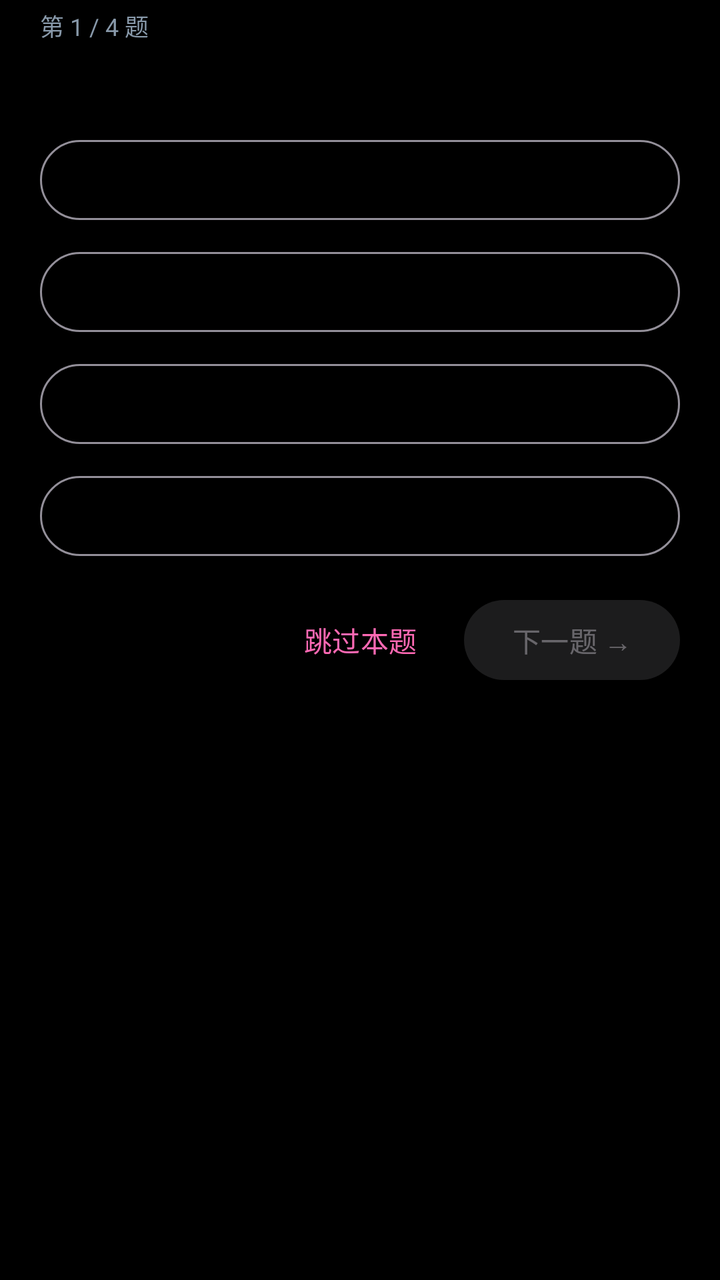
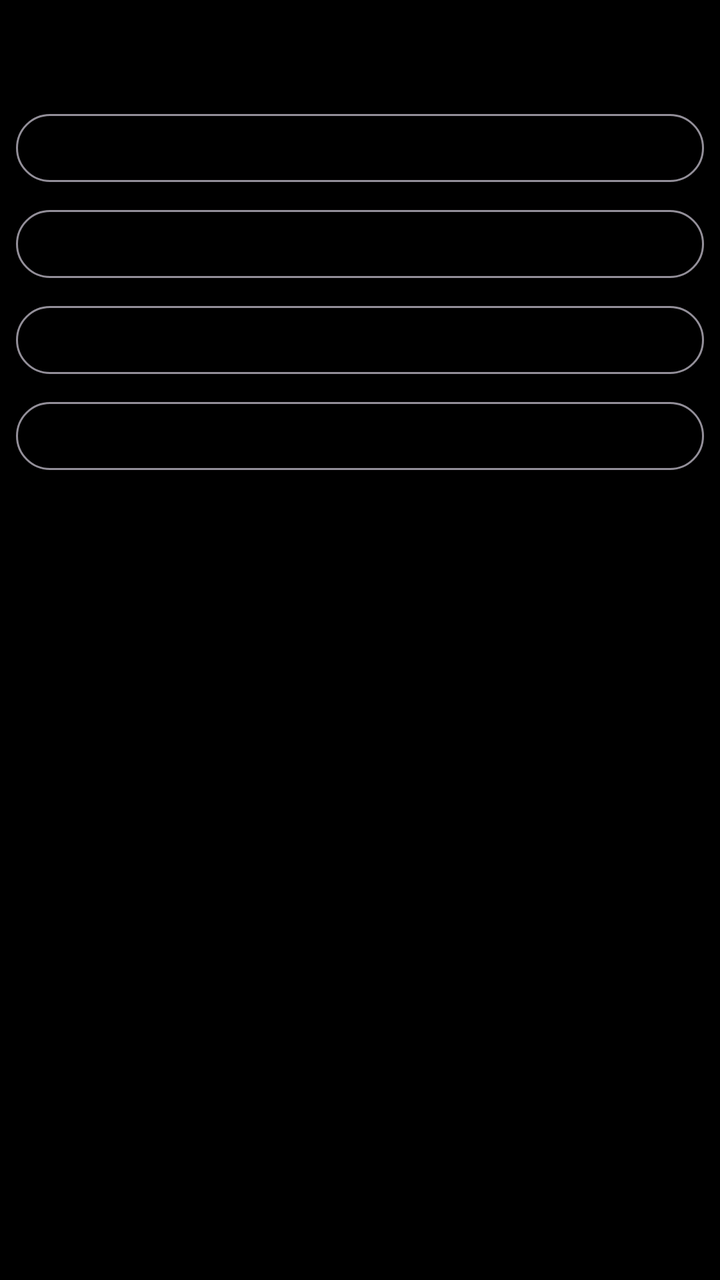

The first picture is an Android layout as it rendered before a commit; the second is the same layout after the commit. The layout source and the unified diff follow.
<!-- AndroidManifest.xml: application theme Theme.Electronic -->
<!-- res/layout/dialog_quiz.xml -->
<?xml version="1.0" encoding="utf-8"?>
<ScrollView xmlns:android="http://schemas.android.com/apk/res/android"
    android:layout_width="match_parent"
    android:layout_height="wrap_content"
    android:fillViewport="true"
    android:scrollbars="vertical">

<LinearLayout
    android:layout_width="match_parent"
    android:layout_height="wrap_content"
    android:orientation="vertical"
    android:paddingHorizontal="20dp"
    android:paddingTop="4dp"
    android:paddingBottom="8dp">

    <TextView
        android:id="@+id/tv_quiz_progress"
        android:layout_width="wrap_content"
        android:layout_height="wrap_content"
        android:text="第 1 / 4 题"
        android:textColor="#FF8899AA"
        android:textSize="12sp" />

    <TextView
        android:id="@+id/tv_quiz_question"
        android:layout_width="match_parent"
        android:layout_height="wrap_content"
        android:layout_marginTop="6dp"
        android:lineSpacingExtra="4dp"
        android:textColor="#FFFFFFFF"
        android:textSize="18sp"
        android:textStyle="bold" />

    <LinearLayout
        android:id="@+id/ll_quiz_options"
        android:layout_width="match_parent"
        android:layout_height="wrap_content"
        android:layout_marginTop="14dp"
        android:orientation="vertical">

        <com.google.android.material.button.MaterialButton
            android:id="@+id/btn_opt_0"
            style="@style/Widget.Material3.Button.OutlinedButton"
            android:layout_width="match_parent"
            android:layout_height="wrap_content"
            android:gravity="start|center_vertical"
            android:minHeight="48dp"
            android:textAllCaps="false"
            android:textSize="15sp" />

        <com.google.android.material.button.MaterialButton
            android:id="@+id/btn_opt_1"
            style="@style/Widget.Material3.Button.OutlinedButton"
            android:layout_width="match_parent"
            android:layout_height="wrap_content"
            android:layout_marginTop="8dp"
            android:gravity="start|center_vertical"
            android:minHeight="48dp"
            android:textAllCaps="false"
            android:textSize="15sp" />

        <com.google.android.material.button.MaterialButton
            android:id="@+id/btn_opt_2"
            style="@style/Widget.Material3.Button.OutlinedButton"
            android:layout_width="match_parent"
            android:layout_height="wrap_content"
            android:layout_marginTop="8dp"
            android:gravity="start|center_vertical"
            android:minHeight="48dp"
            android:textAllCaps="false"
            android:textSize="15sp" />

        <com.google.android.material.button.MaterialButton
            android:id="@+id/btn_opt_3"
            style="@style/Widget.Material3.Button.OutlinedButton"
            android:layout_width="match_parent"
            android:layout_height="wrap_content"
            android:layout_marginTop="8dp"
            android:gravity="start|center_vertical"
            android:minHeight="48dp"
            android:textAllCaps="false"
            android:textSize="15sp" />
    </LinearLayout>

    <TextView
        android:id="@+id/tv_quiz_feedback"
        android:layout_width="match_parent"
        android:layout_height="wrap_content"
        android:layout_marginTop="10dp"
        android:lineSpacingExtra="3dp"
        android:textColor="#FFFFD700"
        android:textSize="14sp"
        android:visibility="gone" />

    <LinearLayout
        android:layout_width="match_parent"
        android:layout_height="wrap_content"
        android:layout_marginTop="14dp"
        android:gravity="end|center_vertical"
        android:orientation="horizontal">

        <com.google.android.material.button.MaterialButton
            android:id="@+id/btn_quiz_skip"
            style="@style/Widget.Material3.Button.TextButton"
            android:layout_width="wrap_content"
            android:layout_height="wrap_content"
            android:text="跳过本题"
            android:textAllCaps="false" />

        <com.google.android.material.button.MaterialButton
            android:id="@+id/btn_quiz_next"
            android:layout_width="wrap_content"
            android:layout_height="wrap_content"
            android:layout_marginStart="8dp"
            android:enabled="false"
            android:text="下一题 →"
            android:textAllCaps="false" />
    </LinearLayout>
</LinearLayout>

</ScrollView>
<!-- resources referenced by this layout -->
<resources>
  <style name="Theme.Electronic" parent="Base.Theme.Electronic" />
  <style name="Base.Theme.Electronic" parent="Theme.Material3.Dark.NoActionBar">
          
          <item name="android:windowBackground">@android:color/black</item>
  
          
          <item name="colorPrimary">@color/romantic_pink</item>
          <item name="colorOnPrimary">@color/white</item>
          <item name="colorSecondary">@color/gold</item>
          <item name="colorOnSecondary">@color/black</item>
          <item name="colorSecondaryContainer">#3DFF69B4</item>
          <item name="colorOnSecondaryContainer">@color/gold</item>
          
          <item name="colorControlActivated">@color/romantic_pink</item>
          <item name="colorControlNormal">@color/text_secondary</item>
  
          
          <item name="android:statusBarColor">@android:color/transparent</item>
          <item name="android:navigationBarColor">@android:color/transparent</item>
          <item name="android:windowLightStatusBar">false</item>
  
          
          <item name="materialAlertDialogTheme">@style/RomanticDialog</item>
      </style>
  <color name="romantic_pink">#FFFF69B4</color>
  <color name="white">#FFFFFFFF</color>
  <color name="gold">#FFFFD700</color>
  <color name="black">#FF000000</color>
  <color name="text_secondary">#B3FFFFFF</color>
  <style name="RomanticDialog" parent="ThemeOverlay.Material3.MaterialAlertDialog">
          <item name="shapeAppearanceOverlay">@style/RomanticDialogShape</item>
      </style>
  <style name="RomanticDialogShape" parent="">
          <item name="cornerFamily">rounded</item>
          <item name="cornerSize">20dp</item>
      </style>
</resources>

<!-- the commit's change to res/layout/dialog_quiz.xml (unified diff, before → after) -->
@@ -1,23 +1,16 @@
 <?xml version="1.0" encoding="utf-8"?>
-<ScrollView xmlns:android="http://schemas.android.com/apk/res/android"
-    android:layout_width="match_parent"
-    android:layout_height="wrap_content"
-    android:fillViewport="true"
-    android:scrollbars="vertical">
-
-<LinearLayout
+<LinearLayout xmlns:android="http://schemas.android.com/apk/res/android"
     android:layout_width="match_parent"
     android:layout_height="wrap_content"
     android:orientation="vertical"
-    android:paddingHorizontal="20dp"
-    android:paddingTop="4dp"
-    android:paddingBottom="8dp">
+    android:paddingHorizontal="8dp"
+    android:paddingTop="2dp"
+    android:paddingBottom="2dp">
 
     <TextView
         android:id="@+id/tv_quiz_progress"
         android:layout_width="wrap_content"
         android:layout_height="wrap_content"
-        android:text="第 1 / 4 题"
         android:textColor="#FF8899AA"
         android:textSize="12sp" />
 
@@ -25,17 +18,17 @@
         android:id="@+id/tv_quiz_question"
         android:layout_width="match_parent"
         android:layout_height="wrap_content"
-        android:layout_marginTop="6dp"
-        android:lineSpacingExtra="4dp"
+        android:layout_marginTop="4dp"
+        android:lineSpacingExtra="3dp"
         android:textColor="#FFFFFFFF"
-        android:textSize="18sp"
+        android:textSize="17sp"
         android:textStyle="bold" />
 
     <LinearLayout
         android:id="@+id/ll_quiz_options"
         android:layout_width="match_parent"
         android:layout_height="wrap_content"
-        android:layout_marginTop="14dp"
+        android:layout_marginTop="8dp"
         android:orientation="vertical">
 
         <com.google.android.material.button.MaterialButton
@@ -44,78 +37,52 @@
             android:layout_width="match_parent"
             android:layout_height="wrap_content"
             android:gravity="start|center_vertical"
-            android:minHeight="48dp"
+            android:minHeight="42dp"
             android:textAllCaps="false"
-            android:textSize="15sp" />
+            android:textSize="14sp" />
 
         <com.google.android.material.button.MaterialButton
             android:id="@+id/btn_opt_1"
             style="@style/Widget.Material3.Button.OutlinedButton"
             android:layout_width="match_parent"
             android:layout_height="wrap_content"
-            android:layout_marginTop="8dp"
+            android:layout_marginTop="6dp"
             android:gravity="start|center_vertical"
-            android:minHeight="48dp"
+            android:minHeight="42dp"
             android:textAllCaps="false"
-            android:textSize="15sp" />
+            android:textSize="14sp" />
 
         <com.google.android.material.button.MaterialButton
             android:id="@+id/btn_opt_2"
             style="@style/Widget.Material3.Button.OutlinedButton"
             android:layout_width="match_parent"
             android:layout_height="wrap_content"
-            android:layout_marginTop="8dp"
+            android:layout_marginTop="6dp"
             android:gravity="start|center_vertical"
-            android:minHeight="48dp"
+            android:minHeight="42dp"
             android:textAllCaps="false"
-            android:textSize="15sp" />
+            android:textSize="14sp" />
 
         <com.google.android.material.button.MaterialButton
             android:id="@+id/btn_opt_3"
             style="@style/Widget.Material3.Button.OutlinedButton"
             android:layout_width="match_parent"
             android:layout_height="wrap_content"
-            android:layout_marginTop="8dp"
+            android:layout_marginTop="6dp"
             android:gravity="start|center_vertical"
-            android:minHeight="48dp"
+            android:minHeight="42dp"
             android:textAllCaps="false"
-            android:textSize="15sp" />
+            android:textSize="14sp" />
     </LinearLayout>
 
     <TextView
         android:id="@+id/tv_quiz_feedback"
         android:layout_width="match_parent"
         android:layout_height="wrap_content"
-        android:layout_marginTop="10dp"
+        android:layout_marginTop="8dp"
         android:lineSpacingExtra="3dp"
         android:textColor="#FFFFD700"
-        android:textSize="14sp"
+        android:textSize="13sp"
         android:visibility="gone" />
 
-    <LinearLayout
-        android:layout_width="match_parent"
-        android:layout_height="wrap_content"
-        android:layout_marginTop="14dp"
-        android:gravity="end|center_vertical"
-        android:orientation="horizontal">
-
-        <com.google.android.material.button.MaterialButton
-            android:id="@+id/btn_quiz_skip"
-            style="@style/Widget.Material3.Button.TextButton"
-            android:layout_width="wrap_content"
-            android:layout_height="wrap_content"
-            android:text="跳过本题"
-            android:textAllCaps="false" />
-
-        <com.google.android.material.button.MaterialButton
-            android:id="@+id/btn_quiz_next"
-            android:layout_width="wrap_content"
-            android:layout_height="wrap_content"
-            android:layout_marginStart="8dp"
-            android:enabled="false"
-            android:text="下一题 →"
-            android:textAllCaps="false" />
-    </LinearLayout>
 </LinearLayout>
-
-</ScrollView>
